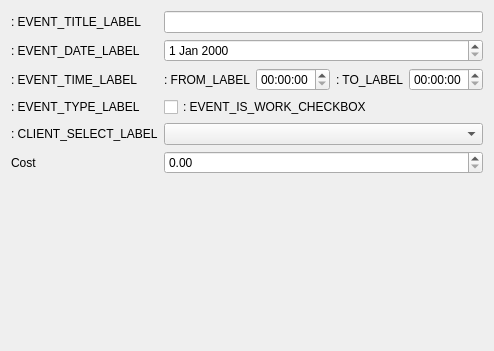
Artem535/PsyClientManager, file ui/pages/eventdetails.ui: the form before one commit; both pictures show x 0 to 494 and y 0 to 351 of the 494 by 607 pixel window.
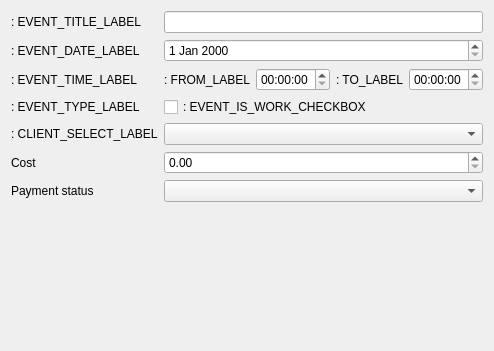
The form after the commit.

Commit message: Add payment tracking, reminders, and event editing fixes

```diff
--- a/ui/pages/eventdetails.ui
+++ b/ui/pages/eventdetails.ui
@@ -136,6 +136,16 @@
       </widget>
      </item>
      <item row="6" column="0">
+      <widget class="QLabel" name="mPaymentStatusLabel">
+       <property name="text">
+        <string>Payment status</string>
+       </property>
+      </widget>
+     </item>
+     <item row="6" column="1">
+      <widget class="QComboBox" name="mPaymentStatusComboBox"/>
+     </item>
+     <item row="7" column="0">
       <spacer name="verticalSpacer">
        <property name="orientation">
         <enum>Qt::Orientation::Vertical</enum>
```
The commit also changes 22 other files.
